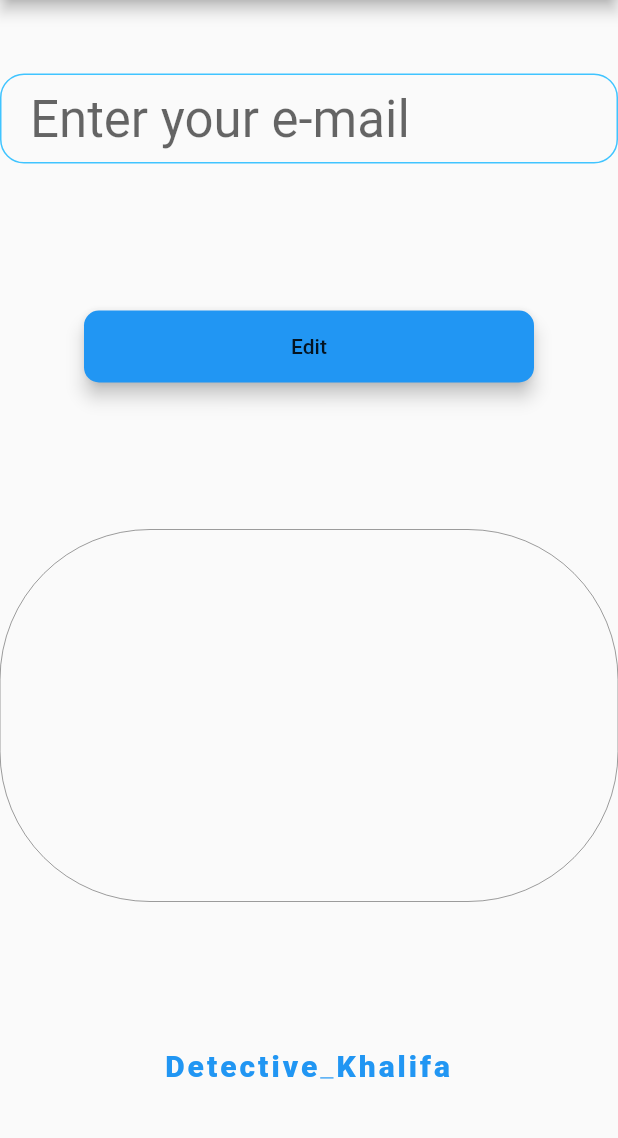
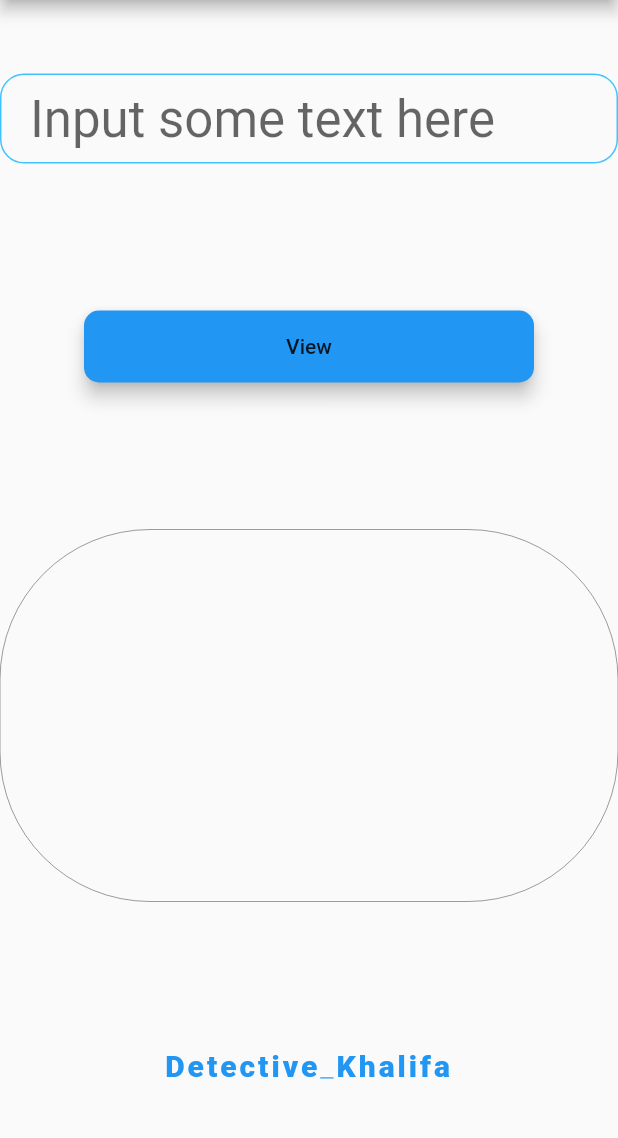
Before and after one commit to Detective-Khalifah/drain_text, a Flutter app: the screen it shows after launch, on a phone screen of 412 x 824 dp, the part 84-1222 px from its top. Run offline on Flutter 3.47's test engine with Material 2 defaults, Android fonts, the phone set to English and light mode, and no system bars; drawn by our look-alikes of animated_text_kit.

Commit message:
Use TextEditingController to move text from input to display TextField Change Button text - 'edit/view' - depending on availability of input TextField Change speed of TypewriterAnimatedTextKit

```diff
--- a/lib/main.dart
+++ b/lib/main.dart
@@ -49,6 +49,8 @@ class MyHomePage extends StatefulWidget {
 
 class _MyHomePageState extends State<MyHomePage> {
   bool _canEdit = true;
+  TextEditingController _inputController = TextEditingController();
+  TextEditingController _displayController = TextEditingController();
 
   @override
   Widget build(BuildContext context) {
@@ -85,8 +87,12 @@ class _MyHomePageState extends State<MyHomePage> {
           mainAxisAlignment: MainAxisAlignment.spaceAround,
           children: <Widget>[
             TextField(
-              decoration:
-                  kTextFieldDecoration.copyWith(hintText: 'Enter your e-mail'),
+              controller: _inputController,
+              decoration: kTextFieldDecoration.copyWith(
+                  hintText: 'Input some text here'),
+
+              /// only allow input after clearing displayed text; disable input when viewing input text
+              enabled: _canEdit ? true : false,
               keyboardType: TextInputType.text,
               style: Theme.of(context).textTheme.headline4,
             ),
@@ -95,19 +101,26 @@ class _MyHomePageState extends State<MyHomePage> {
               color: Colors.blue,
               borderRadius: BorderRadius.circular(10.0),
               child: MaterialButton(
-                onPressed: () {},
+                onPressed: () {
+                  setState(() {
+                    reverseTextFieldStates();
+                  });
+                },
                 minWidth: 300.0,
                 height: 40.0,
                 child: Text(
-                  _canEdit ? 'Edit' : 'View',
+                  _canEdit ? 'View' : 'Edit',
                 ),
               ),
             ),
-            TextField(
-              decoration: kTextFieldDecoration,
-              enabled: false,
-              maxLines: 12,
-              readOnly: true,
+            Flexible(
+              child: TextField(
+                controller: _displayController,
+                decoration: kTextFieldDecoration,
+                enabled: false,
+                maxLines: 12,
+                readOnly: true,
+              ),
             ),
             SizedBox(
               height: 20,
@@ -122,7 +135,7 @@ class _MyHomePageState extends State<MyHomePage> {
                 child: AnimatedTextKit(
                   animatedTexts: [
                     TypewriterAnimatedText('Detective_Khalifah',
-                        speed: const Duration(milliseconds: 500),
+                        speed: const Duration(milliseconds: 250),
                         textAlign: TextAlign.center),
                   ],
                   displayFullTextOnTap: true,
@@ -135,4 +148,17 @@ class _MyHomePageState extends State<MyHomePage> {
       ), // This trailing comma makes auto-formatting nicer for build methods.
     );
   }
+
+  void reverseTextFieldStates() {
+    switch (_canEdit) {
+      case false:
+        _displayController.clear();
+        break;
+      case true:
+        _displayController.text = 'Typed Text: ' + _inputController.text;
+        _inputController.clear();
+        break;
+    }
+    _canEdit = !_canEdit;
+  }
 }
```
